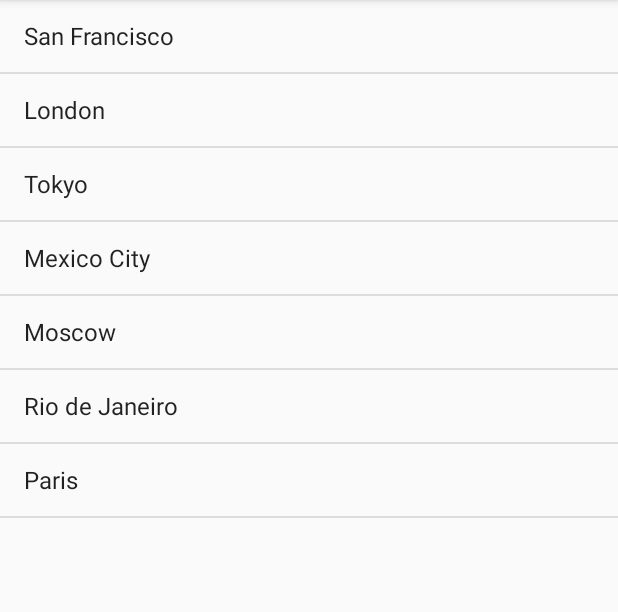
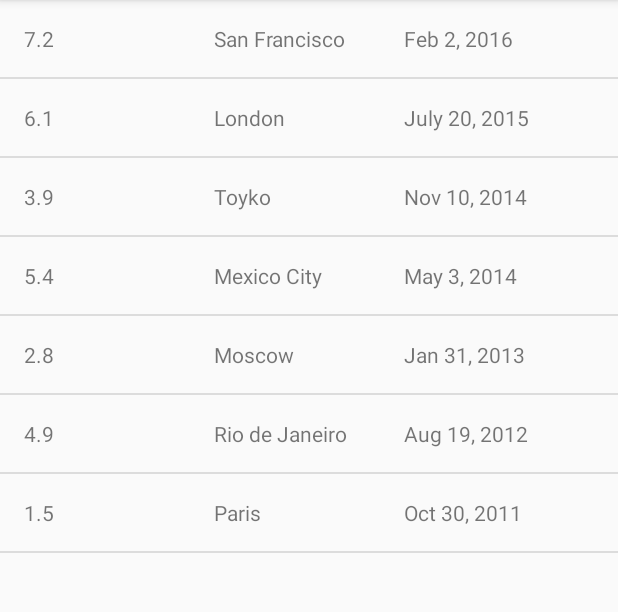
Before and after one commit to buchheimt/QuakeReport, an Android app: the screen it shows after launch (EarthquakeActivity), on a phone screen of 412 x 824 dp, the part 84-696 px from its top. Run offline under Robolectric (Android 15) with nearby library versions, the phone set to English and light mode, and no system bars.

Commit message:
Add Quake class and detailed (stubbed) listing

```diff
--- a/app/src/main/java/com/example/android/quakereport/EarthquakeActivity.java
+++ b/app/src/main/java/com/example/android/quakereport/EarthquakeActivity.java
@@ -15,6 +15,7 @@
  */
 package com.example.android.quakereport;
 
+import android.location.Location;
 import android.os.Bundle;
 import android.support.v7.app.AppCompatActivity;
 import android.widget.ArrayAdapter;
@@ -32,21 +33,20 @@ public class EarthquakeActivity extends AppCompatActivity {
         setContentView(R.layout.earthquake_activity);
 
         // Create a fake list of earthquake locations.
-        ArrayList<String> earthquakes = new ArrayList<>();
-        earthquakes.add("San Francisco");
-        earthquakes.add("London");
-        earthquakes.add("Tokyo");
-        earthquakes.add("Mexico City");
-        earthquakes.add("Moscow");
-        earthquakes.add("Rio de Janeiro");
-        earthquakes.add("Paris");
+        ArrayList<Quake> earthquakes = new ArrayList<>();
+        earthquakes.add(new Quake(7.2, "San Francisco", "Feb 2, 2016"));
+        earthquakes.add(new Quake(6.1, "London", "July 20, 2015"));
+        earthquakes.add(new Quake(3.9, "Toyko", "Nov 10, 2014"));
+        earthquakes.add(new Quake(5.4, "Mexico City", "May 3, 2014"));
+        earthquakes.add(new Quake(2.8, "Moscow", "Jan 31, 2013"));
+        earthquakes.add(new Quake(4.9, "Rio de Janeiro", "Aug 19, 2012"));
+        earthquakes.add(new Quake(1.5, "Paris", "Oct 30, 2011"));
 
         // Find a reference to the {@link ListView} in the layout
         ListView earthquakeListView = (ListView) findViewById(R.id.list);
 
         // Create a new {@link ArrayAdapter} of earthquakes
-        ArrayAdapter<String> adapter = new ArrayAdapter<String>(
-                this, android.R.layout.simple_list_item_1, earthquakes);
+        QuakeAdapter adapter = new QuakeAdapter(this, earthquakes);
 
         // Set the adapter on the {@link ListView}
         // so the list can be populated in the user interface
--- /dev/null
+++ b/app/src/main/java/com/example/android/quakereport/Quake.java
@@ -0,0 +1,30 @@
+package com.example.android.quakereport;
+
+/**
+ * Created by buchh on 10/21/2017.
+ */
+
+public class Quake {
+
+    private double mMagnitude;
+    private String mLocation;
+    private String mDate;
+
+    public Quake(double mag, String location, String date) {
+        mMagnitude = mag;
+        mLocation = location;
+        mDate = date;
+    }
+
+    public double getMagnitude() {
+        return mMagnitude;
+    }
+
+    public String getLocation() {
+        return mLocation;
+    }
+
+    public String getDate() {
+        return mDate;
+    }
+}
--- /dev/null
+++ b/app/src/main/java/com/example/android/quakereport/QuakeAdapter.java
@@ -0,0 +1,47 @@
+package com.example.android.quakereport;
+
+import android.app.Activity;
+import android.support.annotation.NonNull;
+import android.support.annotation.Nullable;
+import android.view.LayoutInflater;
+import android.view.View;
+import android.view.ViewGroup;
+import android.widget.ArrayAdapter;
+import android.widget.TextView;
+
+import java.util.ArrayList;
+import java.util.Locale;
+
+/**
+ * Created by buchh on 10/22/2017.
+ */
+
+public class QuakeAdapter extends ArrayAdapter<Quake> {
+
+    public QuakeAdapter(Activity context, ArrayList<Quake> quakes) {
+        super(context, 0, quakes);
+    }
+
+    @NonNull
+    @Override
+    public View getView(int position, @Nullable View convertView, @NonNull ViewGroup parent) {
+        View listItemView = convertView;
+        if (listItemView == null) {
+            listItemView = LayoutInflater.from(getContext()).inflate(R.layout.list_item,
+                    parent, false);
+        }
+        Quake currentQuake = getItem(position);
+
+        TextView magnitudeView = (TextView) listItemView.findViewById(R.id.magnitude);
+        magnitudeView.setText(String.format(Locale.US, "%.1f", currentQuake.getMagnitude()));
+
+        TextView locationView = (TextView) listItemView.findViewById(R.id.location);
+        locationView.setText(currentQuake.getLocation());
+
+        TextView dateView = (TextView) listItemView.findViewById(R.id.date);
+        dateView.setText(currentQuake.getDate());
+
+
+        return listItemView;
+    }
+}
--- /dev/null
+++ b/app/src/main/res/layout/list_item.xml
@@ -0,0 +1,27 @@
+<?xml version="1.0" encoding="utf-8"?>
+<LinearLayout xmlns:android="http://schemas.android.com/apk/res/android"
+    xmlns:tools="http://schemas.android.com/tools"
+    android:layout_width="match_parent"
+    android:layout_height="wrap_content"
+    android:padding="16dp"
+    android:orientation="horizontal">
+
+    <TextView
+        android:id="@+id/magnitude"
+        android:layout_weight="1"
+        android:layout_width="0dp"
+        android:layout_height="wrap_content" />
+
+    <TextView
+        android:id="@+id/location"
+        android:layout_weight="1"
+        android:layout_width="0dp"
+        android:layout_height="wrap_content" />
+
+    <TextView
+        android:id="@+id/date"
+        android:layout_weight="1"
+        android:layout_width="0dp"
+        android:layout_height="wrap_content" />
+
+</LinearLayout>
--- /dev/null
+++ b/app/src/main/res/layout/quake_list.xml
@@ -0,0 +1,8 @@
+<?xml version="1.0" encoding="utf-8"?>
+<ListView xmlns:android="http://schemas.android.com/apk/res/android"
+    xmlns:tools="http://schemas.android.com/tools"
+    android:id="@+id/list"
+    android:orientation="vertical"
+    android:layout_width="match_parent"
+    android:drawSelectorOnTop="true"
+    android:layout_height="match_parent" />
```
